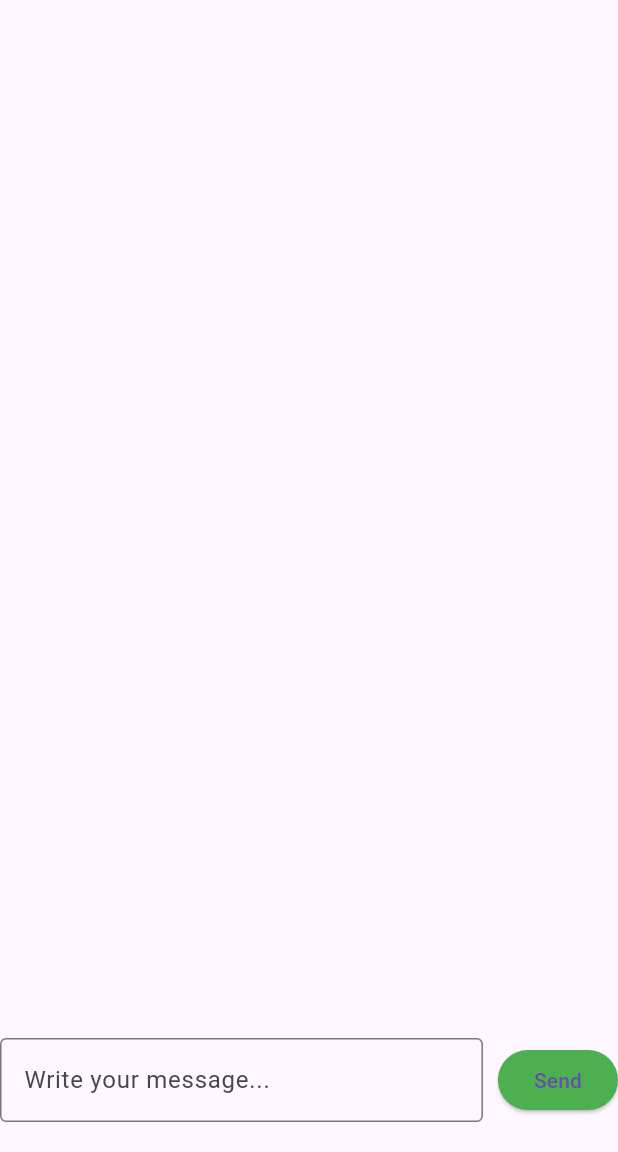
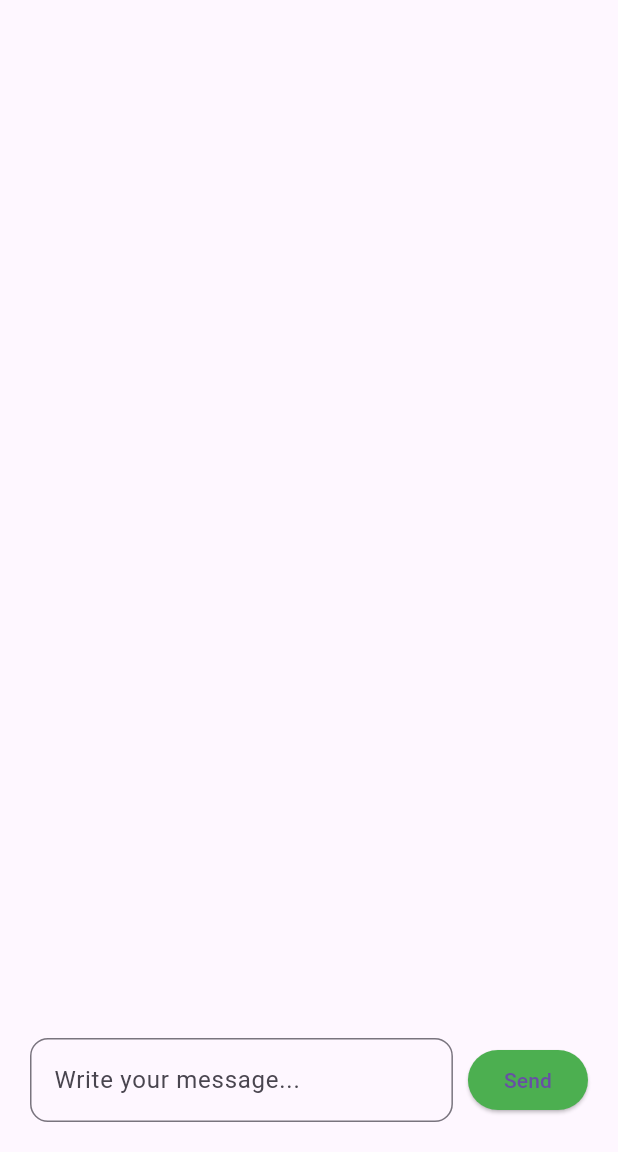
Before and after one commit to Majok-Bol/chat_app, a Flutter app: the screen it shows after launch, on a phone screen of 412 x 824 dp, the part 84-1236 px from its top. Run offline on Flutter 3.47's test engine with Material 3 defaults, Android fonts, the phone set to English and light mode, and no system bars.

Commit message:
added border radius to text field

```diff
--- a/lib/main.dart
+++ b/lib/main.dart
@@ -41,7 +41,10 @@ class ChatListState extends State<ChatList>{
       body:Align(
       alignment: Alignment.bottomCenter,
         // color: Colors.grey,
-        child: Column(
+        child: Container(
+          padding: EdgeInsets.all(10),
+          margin: EdgeInsets.all(10),
+          child: Column(
           mainAxisSize: MainAxisSize.min,
           children: [
             Row(children: [
@@ -49,7 +52,7 @@ class ChatListState extends State<ChatList>{
               TextField(
                 controller: chatController,
                 decoration: InputDecoration(
-                    border: OutlineInputBorder(),
+                    border: OutlineInputBorder(borderRadius: BorderRadius.circular(12)),
                     hintText: 'Write your message...'
                 ),
               ),
@@ -57,8 +60,9 @@ class ChatListState extends State<ChatList>{
               SizedBox(width: 10,),
               SizedBox(child: ElevatedButton(onPressed:addChat,style: ElevatedButton.styleFrom(backgroundColor: Colors.green), child: Text('Send')),),
             ],),
-            Padding(padding: EdgeInsets.all(10),),
+
             ],),
+            ),
 
 
 
```
